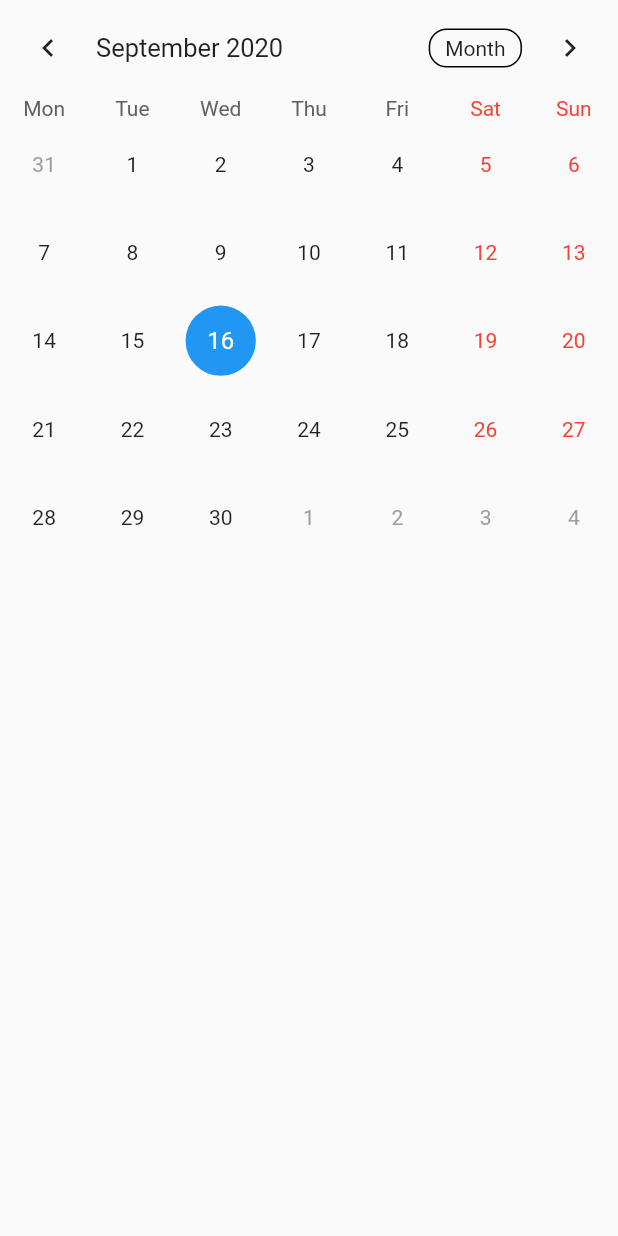
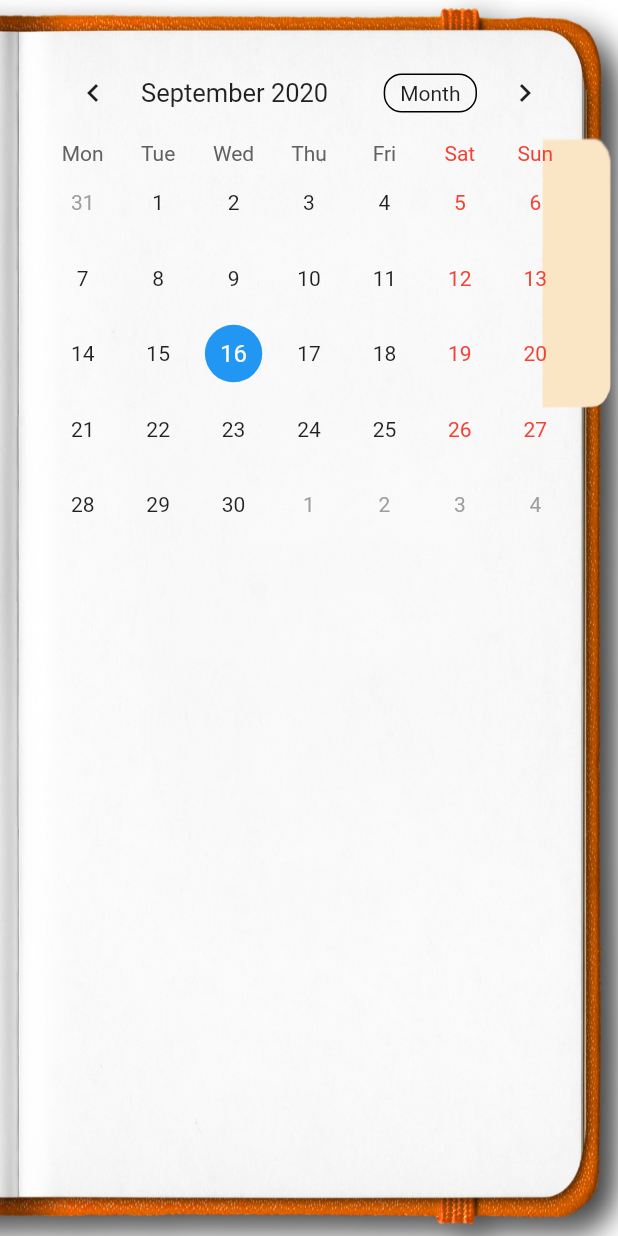
Before and after one commit to zmoghbel/ziba-life-planner, a Flutter app: the screen it shows after launch, on a phone screen of 412 x 824 dp. Run offline on Flutter 3.47's test engine with Material 2 defaults, Android fonts, the phone set to English and light mode, and no system bars; drawn by our look-alikes of table_calendar; our stand-ins replace shimmer.

Commit message:
update splashPage, homePage bg, shared preferences package

```diff
--- a/lib/pages/home-page.dart
+++ b/lib/pages/home-page.dart
@@ -8,22 +8,50 @@ class HomePage extends StatefulWidget {
 
 class _HomePageState extends State<HomePage> {
   CalendarController _controller;
+  Map<DateTime, List<dynamic>> _events;
 
   @override
   void initState() {
-    // TODO implement initState
     super.initState();
     _controller = CalendarController();
+    _events = {};
+  }
+
+  Map<String, dynamic> encodeMap(Map<DateTime, dynamic> map) {
+    Map<String, dynamic> newMap = {};
+    map.forEach((key, value) {
+      newMap[key.toString()] = map[key];
+    });
+    return newMap;
+  }
+
+  Map<DateTime, dynamic> decodeMap(Map<String, dynamic> map) {
+    Map<DateTime, dynamic> newMap = {};
+    map.forEach((key, value) {
+      newMap[DateTime.parse(key)] = map[key];
+    });
+    return newMap;
   }
 
   @override
   Widget build(BuildContext context) {
     return Scaffold(
       //backgroundColor: Colors.white,
-      body: Column(
-        crossAxisAlignment: CrossAxisAlignment.start,
+      body: Stack(
+        children: [
+          Image(
+            image: AssetImage('assets/img/background.png'),
+            fit: BoxFit.fill,
+            height: double.infinity,
+            width: double.infinity,
+          ),
+          Padding(
+            padding: const EdgeInsets.all(30.0),
+            child: Column(
+              //crossAxisAlignment: CrossAxisAlignment.start,
               children: [
                 TableCalendar(
+                  events: _events,
                   calendarController: _controller,
                   onDaySelected: (date, event) {
                     print(
@@ -46,6 +74,9 @@ class _HomePageState extends State<HomePage> {
                 ),
               ],
             ),
+          ),
+        ],
+      ),
     );
   }
 }
--- a/lib/pages/splash-page.dart
+++ b/lib/pages/splash-page.dart
@@ -37,7 +37,7 @@ class SplashPage extends StatelessWidget {
           ),
           Container(
             width: 250,
-            height: 300,
+            height: 350,
             child: Center(
               child: Shimmer.fromColors(
                 baseColor: Colors.blueGrey[900],
@@ -47,7 +47,7 @@ class SplashPage extends StatelessWidget {
                     Text(
                       'Ziba',
                       style: TextStyle(
-                          fontSize: 70,
+                          fontSize: 45,
                           fontFamily: 'Pacifico',
                           shadows: <Shadow>[
                             Shadow(
@@ -60,7 +60,7 @@ class SplashPage extends StatelessWidget {
                     Text(
                       'Life-Planner',
                       style: TextStyle(
-                          fontSize: 30,
+                          fontSize: 20,
                           fontFamily: 'Pacifico',
                           shadows: <Shadow>[
                             Shadow(
--- a/pubspec.yaml
+++ b/pubspec.yaml
@@ -29,6 +29,7 @@ dependencies:
   # Use with the CupertinoIcons class for iOS style icons.
   cupertino_icons: ^0.1.3
   table_calendar: ^2.2.3
+  shared_preferences: ^0.5.10
 
 dev_dependencies:
   flutter_test:
```
Also changed, not shown: assets/img/background.png (added), 5 other files. Lines whose indentation alone changed are shown as unchanged.
